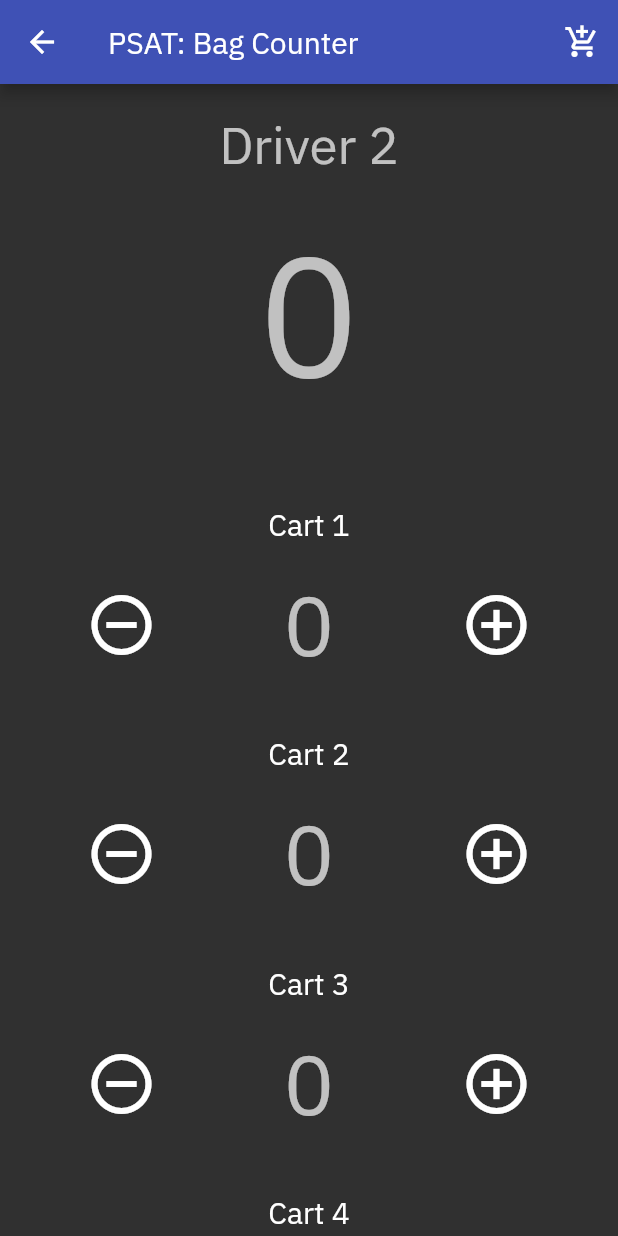
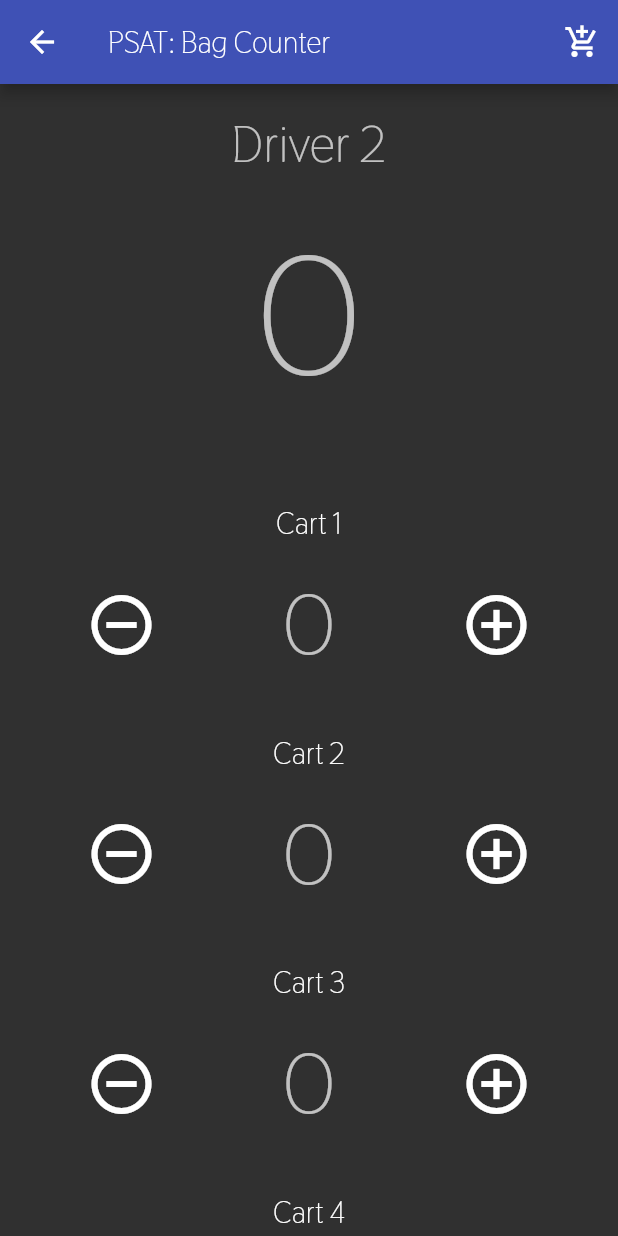
Before and after one commit to sYnVerse/ProblemSolverAssistant, a Flutter app: the screen it shows after launch, after a tap on the "add shopping cart" icon, on a phone screen of 412 x 824 dp. Run offline on Flutter 3.47's test engine with Material 2 defaults, Android fonts, the phone set to English and light mode, and no system bars; our stand-ins replace shared_preferences.

Commit message:
Changed font

```diff
--- a/lib/main.dart
+++ b/lib/main.dart
@@ -12,7 +12,7 @@ void main() {
         accentColor: Colors.indigoAccent,
 
         // Define the default Font Family
-        fontFamily: 'IBMPlexSans'
+        fontFamily: 'Thasadith'
       )
     )
   );
```
